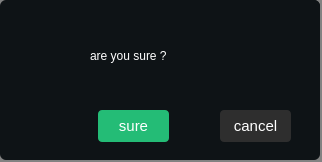
This is src/plugins/ukui-clock/deleteMsg.ui in ukui/ukui-sidebar as Qt 5 draws it before an edit. The edited form follows.
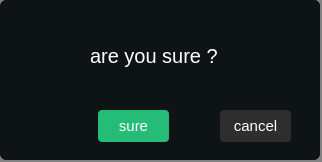
This is the edited form. Icons and pictures are not drawn.

Commit message: Fix bug default settings page font does not change with control panel settings 2

```diff
--- a/src/plugins/ukui-clock/deleteMsg.ui
+++ b/src/plugins/ukui-clock/deleteMsg.ui
@@ -98,7 +98,7 @@
     </property>
     <property name="styleSheet">
      <string notr="true">color: rgb(255, 255, 255);
-font: 25 15pt &quot;Noto Sans CJK SC&quot;;</string>
+font: 25 15pt;</string>
     </property>
     <property name="text">
      <string>are you sure ?</string>
```
The commit also changes 1 other file.
